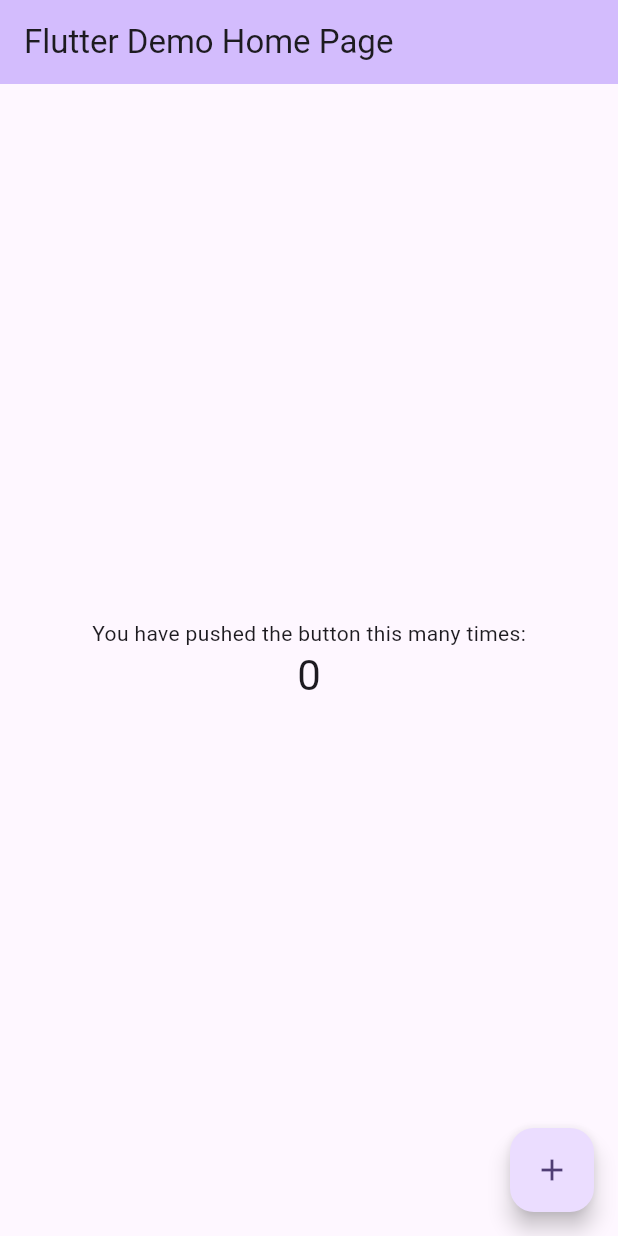
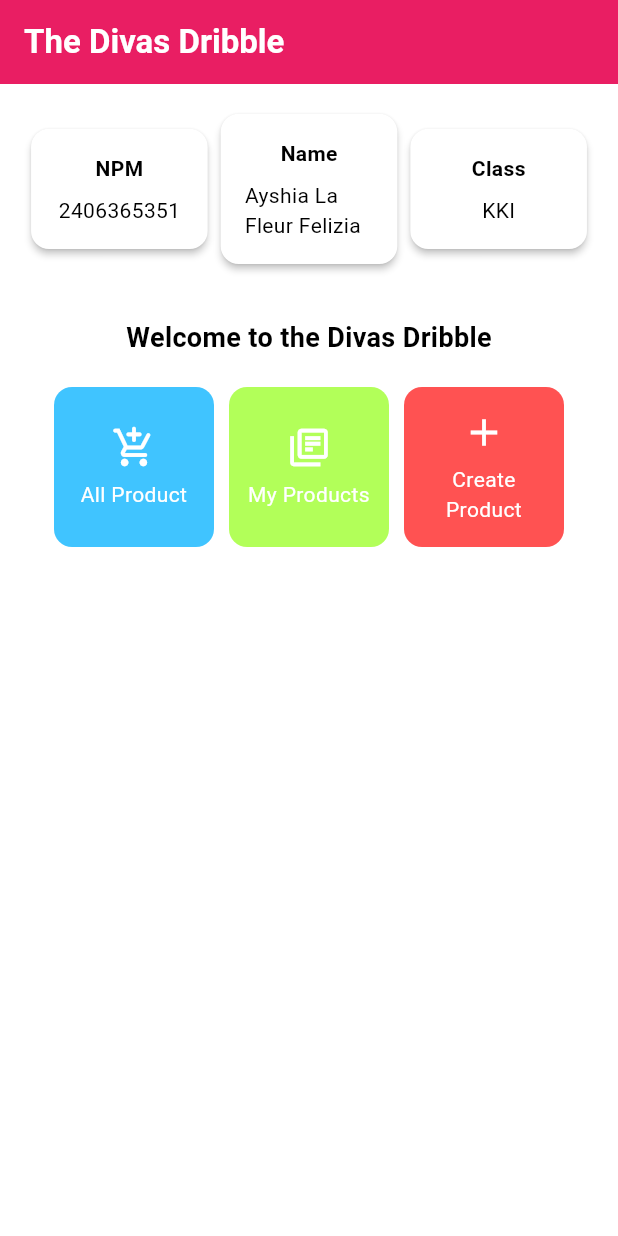
Before and after one commit to ayshialafleur/football-shop-mobile, a Flutter app: the screen it shows after launch, on a phone screen of 412 x 824 dp. Run offline on Flutter 3.47's test engine with Material 3 defaults, Android fonts, the phone set to English and light mode, and no system bars.

Commit message:
complete assignment 7

```diff
--- a/lib/main.dart
+++ b/lib/main.dart
@@ -1,4 +1,5 @@
 import 'package:flutter/material.dart';
+import 'package:football_shop/menu.dart';
 
 void main() {
   runApp(const MyApp());
@@ -28,95 +29,10 @@ class MyApp extends StatelessWidget {
         //
         // This works for code too, not just values: Most code changes can be
         // tested with just a hot reload.
-        colorScheme: ColorScheme.fromSeed(seedColor: Colors.deepPurple),
+        colorScheme: ColorScheme.fromSwatch(primarySwatch: Colors.pink)
+            .copyWith(secondary: Colors.pinkAccent[200]),
       ),
-      home: const MyHomePage(title: 'Flutter Demo Home Page'),
+      home: MyHomePage(),
     );
   }
 }
-
-class MyHomePage extends StatefulWidget {
-  const MyHomePage({super.key, required this.title});
-
-  // This widget is the home page of your application. It is stateful, meaning
-  // that it has a State object (defined below) that contains fields that affect
-  // how it looks.
-
-  // This class is the configuration for the state. It holds the values (in this
-  // case the title) provided by the parent (in this case the App widget) and
-  // used by the build method of the State. Fields in a Widget subclass are
-  // always marked "final".
-
-  final String title;
-
-  @override
-  State<MyHomePage> createState() => _MyHomePageState();
-}
-
-class _MyHomePageState extends State<MyHomePage> {
-  int _counter = 0;
-
-  void _incrementCounter() {
-    setState(() {
-      // This call to setState tells the Flutter framework that something has
-      // changed in this State, which causes it to rerun the build method below
-      // so that the display can reflect the updated values. If we changed
-      // _counter without calling setState(), then the build method would not be
-      // called again, and so nothing would appear to happen.
-      _counter++;
-    });
-  }
-
-  @override
-  Widget build(BuildContext context) {
-    // This method is rerun every time setState is called, for instance as done
-    // by the _incrementCounter method above.
-    //
-    // The Flutter framework has been optimized to make rerunning build methods
-    // fast, so that you can just rebuild anything that needs updating rather
-    // than having to individually change instances of widgets.
-    return Scaffold(
-      appBar: AppBar(
-        // TRY THIS: Try changing the color here to a specific color (to
-        // Colors.amber, perhaps?) and trigger a hot reload to see the AppBar
-        // change color while the other colors stay the same.
-        backgroundColor: Theme.of(context).colorScheme.inversePrimary,
-        // Here we take the value from the MyHomePage object that was created by
-        // the App.build method, and use it to set our appbar title.
-        title: Text(widget.title),
-      ),
-      body: Center(
-        // Center is a layout widget. It takes a single child and positions it
-        // in the middle of the parent.
-        child: Column(
-          // Column is also a layout widget. It takes a list of children and
-          // arranges them vertically. By default, it sizes itself to fit its
-          // children horizontally, and tries to be as tall as its parent.
-          //
-          // Column has various properties to control how it sizes itself and
-          // how it positions its children. Here we use mainAxisAlignment to
-          // center the children vertically; the main axis here is the vertical
-          // axis because Columns are vertical (the cross axis would be
-          // horizontal).
-          //
-          // TRY THIS: Invoke "debug painting" (choose the "Toggle Debug Paint"
-          // action in the IDE, or press "p" in the console), to see the
-          // wireframe for each widget.
-          mainAxisAlignment: MainAxisAlignment.center,
-          children: <Widget>[
-            const Text('You have pushed the button this many times:'),
-            Text(
-              '$_counter',
-              style: Theme.of(context).textTheme.headlineMedium,
-            ),
-          ],
-        ),
-      ),
-      floatingActionButton: FloatingActionButton(
-        onPressed: _incrementCounter,
-        tooltip: 'Increment',
-        child: const Icon(Icons.add),
-      ), // This trailing comma makes auto-formatting nicer for build methods.
-    );
-  }
-}
--- /dev/null
+++ b/lib/menu.dart
@@ -0,0 +1,189 @@
+import 'package:flutter/material.dart';
+
+class MyHomePage extends StatelessWidget {
+  MyHomePage({super.key});
+
+  final String nama = "Ayshia La Fleur Felizia"; // Name
+  final String npm = "2406365351"; // NPM
+  final String kelas = "KKI"; // Class
+
+  final List<ItemHomepage> items = [
+    ItemHomepage("All Product", Icons.add_shopping_cart_rounded, Colors.lightBlueAccent),
+    ItemHomepage("My Products", Icons.my_library_books_outlined, Colors.lightGreenAccent),
+    ItemHomepage("Create Product", Icons.add, Colors.redAccent),
+  ];
+
+  @override
+  Widget build(BuildContext context) {
+    // Scaffold menyediakan struktur dasar halaman dengan AppBar dan body.
+    return Scaffold(
+      // AppBar adalah bagian atas halaman yang menampilkan judul.
+      appBar: AppBar(
+        // Judul aplikasi "Football News" dengan teks putih dan tebal.
+        title: const Text(
+          'The Divas Dribble',
+          style: TextStyle(
+            color: Colors.white,
+            fontWeight: FontWeight.bold,
+          ),
+        ),
+        // Warna latar belakang AppBar diambil dari skema warna tema aplikasi.
+        backgroundColor: Theme.of(context).colorScheme.primary,
+      ),
+      // Body halaman dengan padding di sekelilingnya.
+      body: Padding(
+        padding: const EdgeInsets.all(16.0),
+        // Menyusun widget secara vertikal dalam sebuah kolom.
+        child: Column(
+          crossAxisAlignment: CrossAxisAlignment.center,
+          children: [
+            // Row untuk menampilkan 3 InfoCard secara horizontal.
+            Row(
+              mainAxisAlignment: MainAxisAlignment.spaceEvenly,
+              children: [
+                InfoCard(title: 'NPM', content: npm),
+                InfoCard(title: 'Name', content: nama),
+                InfoCard(title: 'Class', content: kelas),
+              ],
+            ),
+
+            // Memberikan jarak vertikal 16 unit.
+            const SizedBox(height: 16.0),
+
+            // Menempatkan widget berikutnya di tengah halaman.
+            Center(
+              child: Column(
+                // Menyusun teks dan grid item secara vertikal.
+
+                children: [
+                  // Menampilkan teks sambutan dengan gaya tebal dan ukuran 18.
+                  const Padding(
+                    padding: EdgeInsets.only(top: 16.0),
+                    child: Text(
+                      'Welcome to the Divas Dribble',
+                      style: TextStyle(
+                        fontWeight: FontWeight.bold,
+                        fontSize: 18.0,
+                      ),
+                    ),
+                  ),
+
+                  // Grid untuk menampilkan ItemCard dalam bentuk grid 3 kolom.
+                  GridView.count(
+                    primary: true,
+                    padding: const EdgeInsets.all(20),
+                    crossAxisSpacing: 10,
+                    mainAxisSpacing: 10,
+                    crossAxisCount: 3,
+                    // Agar grid menyesuaikan tinggi kontennya.
+                    shrinkWrap: true,
+
+                    // Menampilkan ItemCard untuk setiap item dalam list items.
+                    children: items.map((ItemHomepage item) {
+                      return ItemCard(item);
+                    }).toList(),
+                  ),
+                ],
+              ),
+            ),
+          ],
+        ),
+      ),
+    );
+  }
+}
+
+class InfoCard extends StatelessWidget {
+  // Kartu informasi yang menampilkan title dan content.
+
+  final String title;  // Judul kartu.
+  final String content;  // Isi kartu.
+
+  const InfoCard({super.key, required this.title, required this.content});
+
+  @override
+  Widget build(BuildContext context) {
+    return Card(
+      // Membuat kotak kartu dengan bayangan dibawahnya.
+      elevation: 2.0,
+      child: Container(
+        // Mengatur ukuran dan jarak di dalam kartu.
+        width: MediaQuery.of(context).size.width / 3.5, // menyesuaikan dengan lebar device yang digunakan.
+        padding: const EdgeInsets.all(16.0),
+        // Menyusun title dan content secara vertikal.
+        child: Column(
+          children: [
+            Text(
+              title,
+              style: const TextStyle(fontWeight: FontWeight.bold),
+            ),
+            const SizedBox(height: 8.0),
+            Text(content),
+          ],
+        ),
+      ),
+    );
+  }
+}
+
+class ItemCard extends StatelessWidget {
+  // Menampilkan kartu dengan ikon dan nama.
+
+  final ItemHomepage item;
+
+  const ItemCard(this.item, {super.key});
+
+  @override
+  Widget build(BuildContext context) {
+    return Material(
+      // Menentukan warna latar belakang dari tema aplikasi.
+      color: item.color,
+      // Membuat sudut kartu melengkung.
+      borderRadius: BorderRadius.circular(12),
+
+      child: InkWell(
+        // Aksi ketika kartu ditekan.
+        onTap: () {
+          // Menampilkan pesan SnackBar saat kartu ditekan.
+          ScaffoldMessenger.of(context)
+            ..hideCurrentSnackBar()
+            ..showSnackBar(
+                SnackBar(content: Text("You have pressed the ${item.name} button!"))
+            );
+        },
+        // Container untuk menyimpan Icon dan Text
+        child: Container(
+          padding: const EdgeInsets.all(8),
+          child: Center(
+            child: Column(
+              // Menyusun ikon dan teks di tengah kartu.
+              mainAxisAlignment: MainAxisAlignment.center,
+              children: [
+                Icon(
+                  item.icon,
+                  color: Colors.white,
+                  size: 30.0,
+                ),
+                const Padding(padding: EdgeInsets.all(3)),
+                Text(
+                  item.name,
+                  textAlign: TextAlign.center,
+                  style: const TextStyle(color: Colors.white),
+                ),
+              ],
+            ),
+          ),
+        ),
+      ),
+    );
+  }
+
+}
+
+class ItemHomepage {
+  final String name;
+  final IconData icon;
+  final Color color;
+
+  ItemHomepage(this.name, this.icon, this.color);
+}
```
Also changed, not shown: 1 other file.
